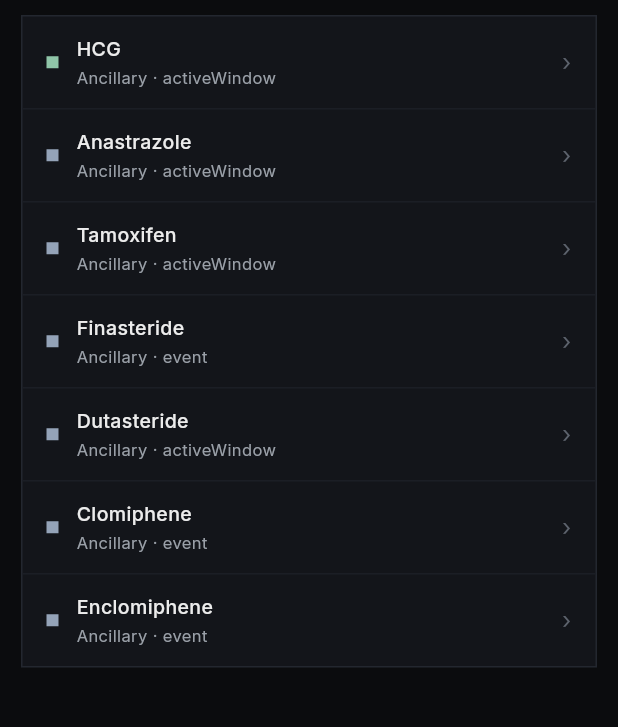
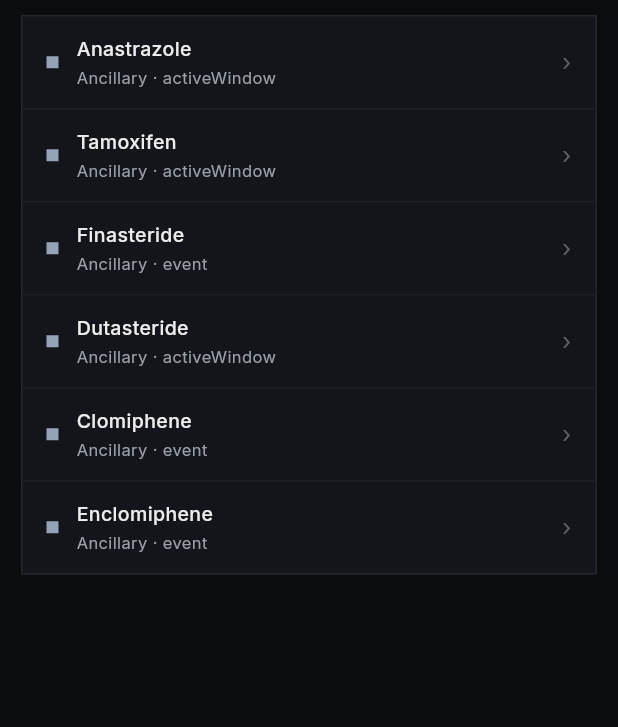
Before and after one commit to shamanchikq/protolog, a Flutter app: the AddInjectionWizard screen opened directly with empty values, after a tap on "Oral", after a tap on "Peptide", after a tap on "Ancillary", on a phone screen of 412 x 824 dp, the part 327-1054 px from its top. Run offline on Flutter 3.47's test engine with Material 3 defaults, Android fonts, the phone set to English and light mode, and no system bars; our stand-ins replace flutter_local_notifications, google_fonts, shared_preferences, timezone; accounts and stored records are empty.

Commit message:
fix: HCG type and Sustanon concentration in library data
Co-Authored-By: Claude Opus 4.8 <noreply@anthropic.com>

```diff
--- a/lib/data.dart
+++ b/lib/data.dart
@@ -7,7 +7,7 @@ const Map<String, CompoundDefinition> BASE_LIBRARY = {
   'Testosterone Enanthate': CompoundDefinition(id: 'temp', base: 'Testosterone', ester: 'Enanthate', type: CompoundType.steroid, graphType: GraphType.curve, halfLife: 4.5, defaultHalfLife: 4.5, timeToPeak: 1.5, ratio: 0.72, unit: Unit.mg, colorValue: 0xFF10B981),
   'Testosterone Cypionate': CompoundDefinition(id: 'temp', base: 'Testosterone', ester: 'Cypionate', type: CompoundType.steroid, graphType: GraphType.curve, halfLife: 5.0, defaultHalfLife: 5.0, timeToPeak: 1.8, ratio: 0.69, unit: Unit.mg, colorValue: 0xFF10B981),
   'Testosterone Undecanoate': CompoundDefinition(id: 'temp', base: 'Testosterone', ester: 'Undecanoate', type: CompoundType.steroid, graphType: GraphType.curve, halfLife: 21.0, defaultHalfLife: 21.0, timeToPeak: 7.0, ratio: 0.63, unit: Unit.mg, colorValue: 0xFF10B981),
-  'Sustanon 250': CompoundDefinition(id: 'temp', base: 'Testosterone', ester: 'Sustanon (Mix)', type: CompoundType.steroid, graphType: GraphType.curve, halfLife: 15.0, defaultHalfLife: 15.0, timeToPeak: 1.5, ratio: 0.70, unit: Unit.mg, colorValue: 0xFF10B981),
+  'Sustanon 250': CompoundDefinition(id: 'temp', base: 'Testosterone', ester: 'Sustanon (Mix)', type: CompoundType.steroid, graphType: GraphType.curve, halfLife: 15.0, defaultHalfLife: 15.0, timeToPeak: 1.5, ratio: 0.70, unit: Unit.mg, concentration: 250, colorValue: 0xFF10B981),
 
   // Nandrolone
   'Nandrolone Phenylpropionate': CompoundDefinition(id: 'temp', base: 'Nandrolone', ester: 'Phenylpropionate', type: CompoundType.steroid, graphType: GraphType.curve, halfLife: 2.5, defaultHalfLife: 2.5, timeToPeak: 1.0, ratio: 0.67, unit: Unit.mg, colorValue: 0xFF3B82F6),
@@ -53,7 +53,7 @@ const Map<String, CompoundDefinition> BASE_LIBRARY = {
   'GHK-Cu': CompoundDefinition(id: 'temp', base: 'GHK-Cu', ester: 'None', type: CompoundType.peptide, graphType: GraphType.event, halfLife: 0.1, defaultHalfLife: 0.1, timeToPeak: 0.1, ratio: 1, unit: Unit.mg, colorValue: 0xFF3B82F6),
 
   // Ancillaries
-  'HCG': CompoundDefinition(id: 'temp', base: 'HCG', ester: 'None', type: CompoundType.ancillary, graphType: GraphType.activeWindow, halfLife: 1.2, defaultHalfLife: 1.2, timeToPeak: 0.25, ratio: 1, unit: Unit.iu, colorValue: 0xFFEC4899),
+  'HCG': CompoundDefinition(id: 'temp', base: 'HCG', ester: 'None', type: CompoundType.peptide, graphType: GraphType.activeWindow, halfLife: 1.2, defaultHalfLife: 1.2, timeToPeak: 0.25, ratio: 1, unit: Unit.iu, colorValue: 0xFFEC4899),
   'Anastrazole': CompoundDefinition(id: 'temp', base: 'Anastrazole', ester: 'None', type: CompoundType.ancillary, graphType: GraphType.activeWindow, halfLife: 2.1, defaultHalfLife: 2.1, timeToPeak: 0.5, ratio: 1, unit: Unit.mg, colorValue: 0xFF94A3B8),
   'Tamoxifen': CompoundDefinition(id: 'temp', base: 'Tamoxifen', ester: 'None', type: CompoundType.ancillary, graphType: GraphType.activeWindow, halfLife: 6.0, defaultHalfLife: 6.0, timeToPeak: 0.5, ratio: 1, unit: Unit.mg, colorValue: 0xFF94A3B8),
   'Finasteride': CompoundDefinition(id: 'temp', base: 'Finasteride', ester: 'None', type: CompoundType.ancillary, graphType: GraphType.event, halfLife: 0.25, defaultHalfLife: 0.25, timeToPeak: 0.1, ratio: 1, unit: Unit.mg, colorValue: 0xFF94A3B8),
```
